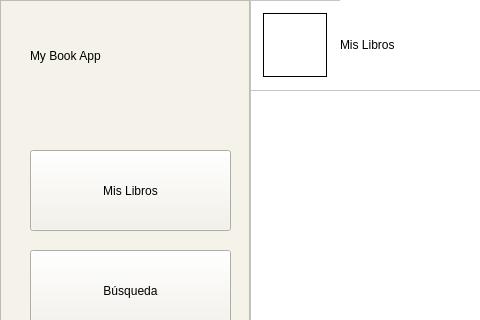
Qt form qt/main_window.ui (vperezcar/My-Bookshelf) before a commit; both pictures show x 0 to 480 and y 0 to 320 of the 1280 by 720 pixel window.
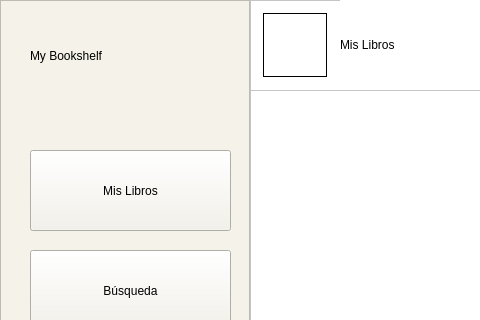
The same form after that commit. Icons and pictures are not drawn.

Patch:
```diff
--- a/qt/main_window.ui
+++ b/qt/main_window.ui
@@ -76,7 +76,7 @@
 font: 600 22pt &quot;Ubuntu Sans&quot;;</string>
      </property>
      <property name="text">
-      <string>My Book App</string>
+      <string>My Bookshelf</string>
      </property>
     </widget>
     <widget class="QPushButton" name="mySearchButton">
```
Left out of the diff: 2 changed lines with no effect on the pictures.
